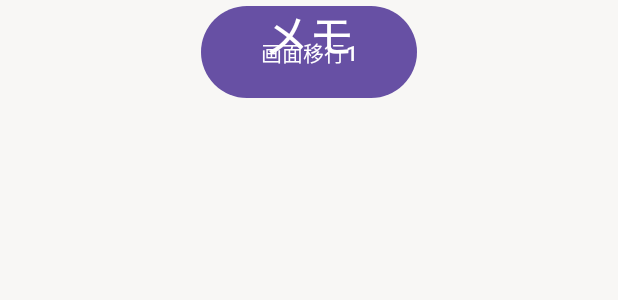
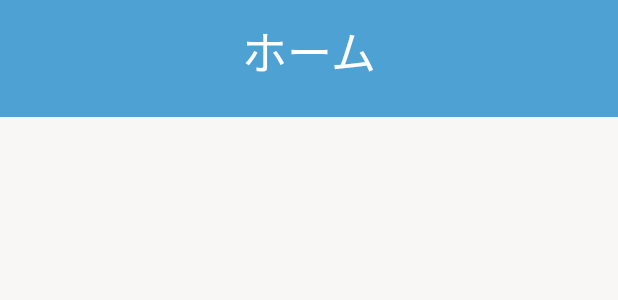
Before and after one commit to 2-projectD/ProjectB-teamD-2024, an Android app: the layout activity_main.xml on its own in the app's theme, with its tools: preview values and no code run, on a phone screen of 412 x 824 dp. Shown: the top 300 px of the screen. Run offline under Robolectric (Android 15) with nearby library versions, the phone set to English and light mode, and no system bars.

Commit message:
とりあえずの画面（移行可能）

```diff
--- a/app/src/main/java/com/example/projectb_d2024/MainActivity.kt
+++ b/app/src/main/java/com/example/projectb_d2024/MainActivity.kt
@@ -17,7 +17,7 @@ class MainActivity : AppCompatActivity() {
         //2) ボタンを押したら次の画面へ
         //val intent = Intent(this,遷移先::class.java)
         btnStrat.setOnClickListener{
-            val intent = Intent(this, SecondActivity::class.java)
+            val intent = Intent(this, VoiceActivity::class.java)
             startActivity(intent)
         }
     }
--- a/app/src/main/res/layout/activity_main.xml
+++ b/app/src/main/res/layout/activity_main.xml
@@ -19,16 +19,31 @@
         tools:ignore="HardcodedText,MissingConstraints"
         tools:layout_editor_absoluteY="254dp" />
 
+
+    <ImageButton
+        android:id="@+id/imageButton2"
+        android:layout_width="434dp"
+        android:layout_height="78dp"
+        android:padding="0dp"
+        android:src="@drawable/navi_top"
+        app:layout_constraintEnd_toEndOf="parent"
+        app:layout_constraintHorizontal_bias="0.521"
+        app:layout_constraintStart_toStartOf="parent"
+        tools:layout_editor_absoluteY="0dp" />
+
+
     <TextView
         android:id="@+id/textView"
         android:layout_width="98dp"
         android:layout_height="56dp"
-        android:text="メモ"
+        android:text="ホーム"
         android:textAlignment="center"
         android:textColor="#FFFFFF"
         android:textSize="30sp"
+        app:layout_constraintBottom_toBottomOf="@+id/imageButton2"
         app:layout_constraintEnd_toEndOf="parent"
+        app:layout_constraintHorizontal_bias="0.498"
         app:layout_constraintStart_toStartOf="parent"
-        app:layout_constraintTop_toTopOf="parent"
+        app:layout_constraintTop_toTopOf="@+id/imageButton2"
         tools:ignore="HardcodedText,MissingConstraints" />
 </androidx.constraintlayout.widget.ConstraintLayout>
```
Also changed, not shown: app/src/main/java/com/example/projectb_d2024/VoiceActivity.kt (+11 -0 lines), app/src/main/res/layout/activity_voice.xml (+22 -0 lines).
